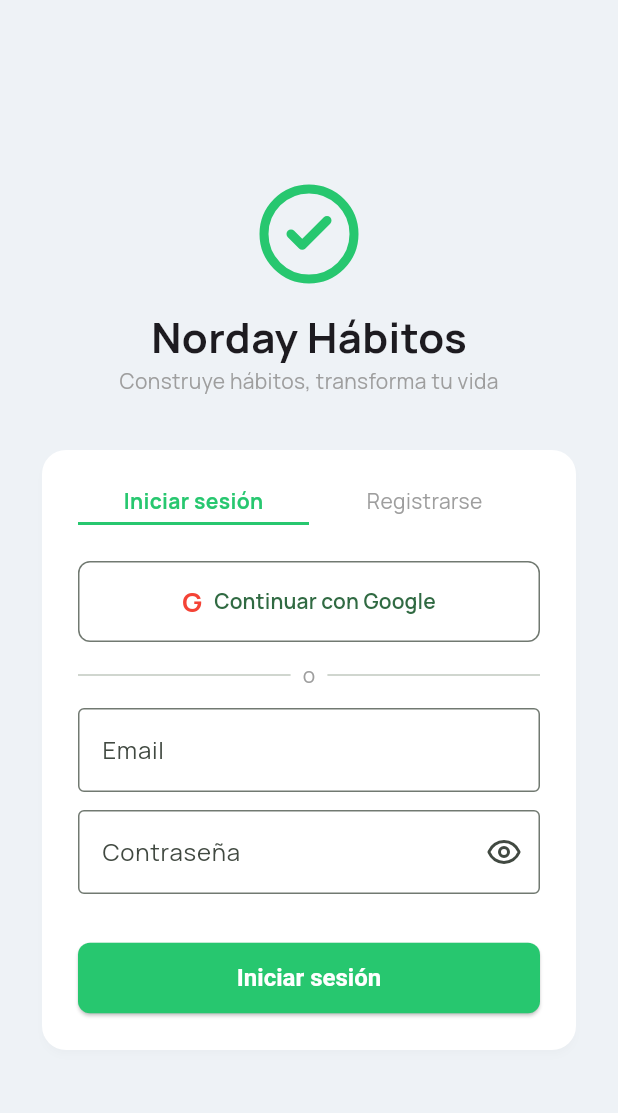
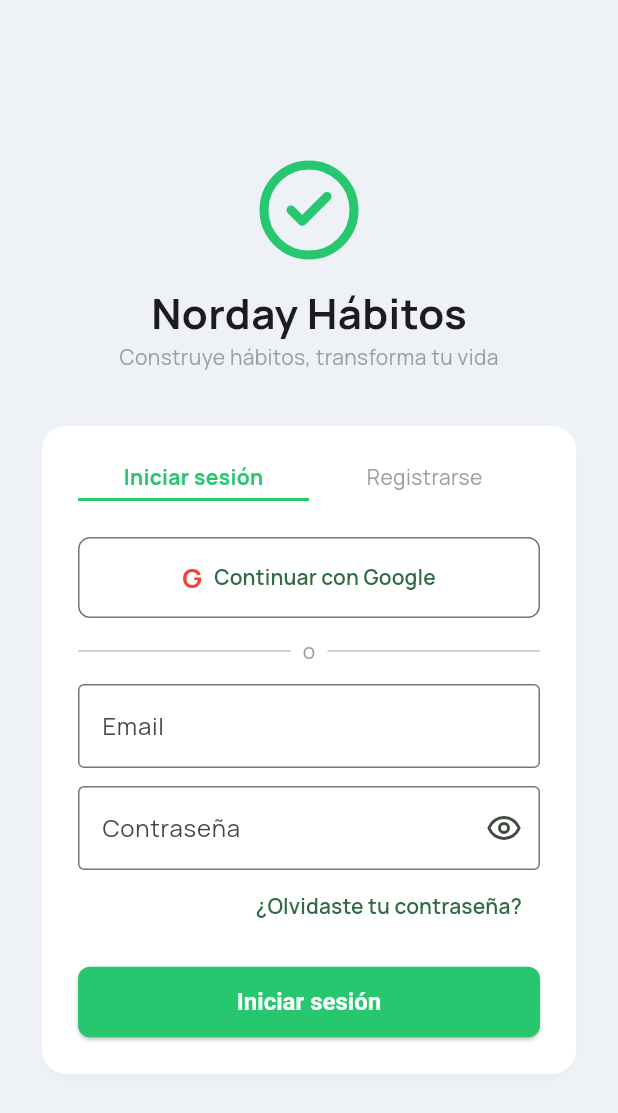
Before and after one commit to jgrabalosa/habitos_app_mobile, a Flutter app: the screen it shows after launch, on a phone screen of 412 x 824 dp. Shown: the top 1113 px of the screen. Run offline on Flutter 3.47's test engine with Material 3 defaults, Android fonts, the light colour scheme and no system bars; our stand-ins replace audioplayers, firebase_analytics, firebase_core, firebase_messaging, google_fonts, google_sign_in and 5 more; accounts and stored records are empty.

Commit message:
Enlace ¿Olvidaste tu contraseña? en la pantalla de login (tarea 5)

```diff
--- a/lib/screens/login_screen.dart
+++ b/lib/screens/login_screen.dart
@@ -3,12 +3,11 @@ import 'package:lucide_icons_flutter/lucide_icons.dart';
 import '../theme/app_theme.dart';
 import '../services/api_service.dart';
 import 'dashboard_screen.dart';
-import 'recuperacion_screen.dart';
 import 'package:firebase_messaging/firebase_messaging.dart';
 import 'habito_screen.dart';
 import '../services/analytics_service.dart';
 import 'package:permission_handler/permission_handler.dart';
-
+import 'recuperacion_screen.dart';
 
 class LoginScreen extends StatefulWidget {
   const LoginScreen({super.key});
@@ -262,7 +261,27 @@ Future<void> _registro() async {
                             ),
                           ),
                         ),
-                        const SizedBox(height: 16),
+
+                        // ¿Olvidaste tu contraseña?
+                        if (_isLogin)
+                          Align(
+                            alignment: Alignment.centerRight,
+                            child: TextButton(
+                              onPressed: _loading
+                                  ? null
+                                  : () {
+                                      Navigator.push(
+                                        context,
+                                        MaterialPageRoute(
+                                          builder: (_) => const RecuperacionScreen(),
+                                        ),
+                                      );
+                                    },
+                              child: const Text('¿Olvidaste tu contraseña?'),
+                            ),
+                          )
+                        else
+                          const SizedBox(height: 16),
 
                         // Error
                         if (_error != null)
```
